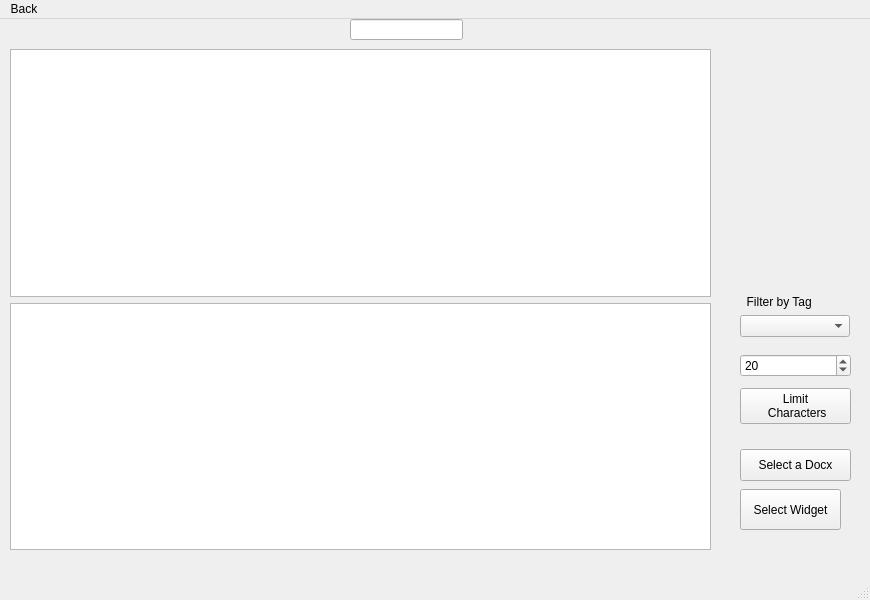
Above: mainwindow.ui from brennanafrank/EasyDraft before the change. Below: the same form after it.
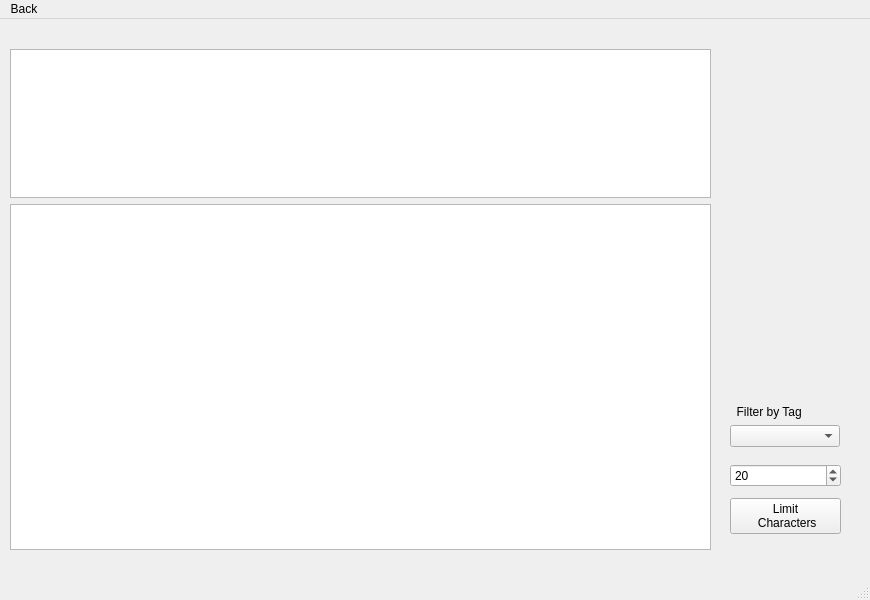
That is the form after the change. The open tabs and pages were chosen to show the change. Icons and pictures are not drawn.

Commit message: Remove redundant functions and UI

Patch:
```diff
--- a/mainwindow.ui
+++ b/mainwindow.ui
@@ -27,29 +27,6 @@
      <number>3</number>
     </property>
     <widget class="QWidget" name="page_2">
-     <widget class="QPushButton" name="pushButton_4">
-      <property name="geometry">
-       <rect>
-        <x>760</x>
-        <y>470</y>
-        <width>101</width>
-        <height>41</height>
-       </rect>
-      </property>
-      <property name="text">
-       <string>Select Widget</string>
-      </property>
-     </widget>
-     <widget class="QLineEdit" name="lineEdit_2">
-      <property name="geometry">
-       <rect>
-        <x>370</x>
-        <y>0</y>
-        <width>113</width>
-        <height>21</height>
-       </rect>
-      </property>
-     </widget>
      <widget class="QWidget" name="verticalLayoutWidget">
       <property name="geometry">
        <rect>
@@ -59,7 +36,7 @@
         <height>501</height>
        </rect>
       </property>
-      <layout class="QVBoxLayout" name="verticalLayout">
+      <layout class="QVBoxLayout" name="verticalLayout" stretch="3,7">
        <item>
         <widget class="QListWidget" name="listWidget"/>
        </item>
@@ -75,24 +52,11 @@
        </item>
       </layout>
      </widget>
-     <widget class="QPushButton" name="chooseDocPathButton">
-      <property name="geometry">
-       <rect>
-        <x>760</x>
-        <y>430</y>
-        <width>111</width>
-        <height>32</height>
-       </rect>
-      </property>
-      <property name="text">
-       <string>Select a Docx</string>
-      </property>
-     </widget>
      <widget class="QWidget" name="verticalLayoutWidget_2">
       <property name="geometry">
        <rect>
-        <x>760</x>
-        <y>330</y>
+        <x>750</x>
+        <y>440</y>
         <width>111</width>
         <height>80</height>
        </rect>
@@ -118,8 +82,8 @@
      <widget class="QWidget" name="verticalLayoutWidget_3">
       <property name="geometry">
        <rect>
-        <x>760</x>
-        <y>260</y>
+        <x>750</x>
+        <y>370</y>
         <width>110</width>
         <height>58</height>
        </rect>
```
Left out of the diff: 6 changed lines with no effect on the pictures. The commit also changes 2 other files.
